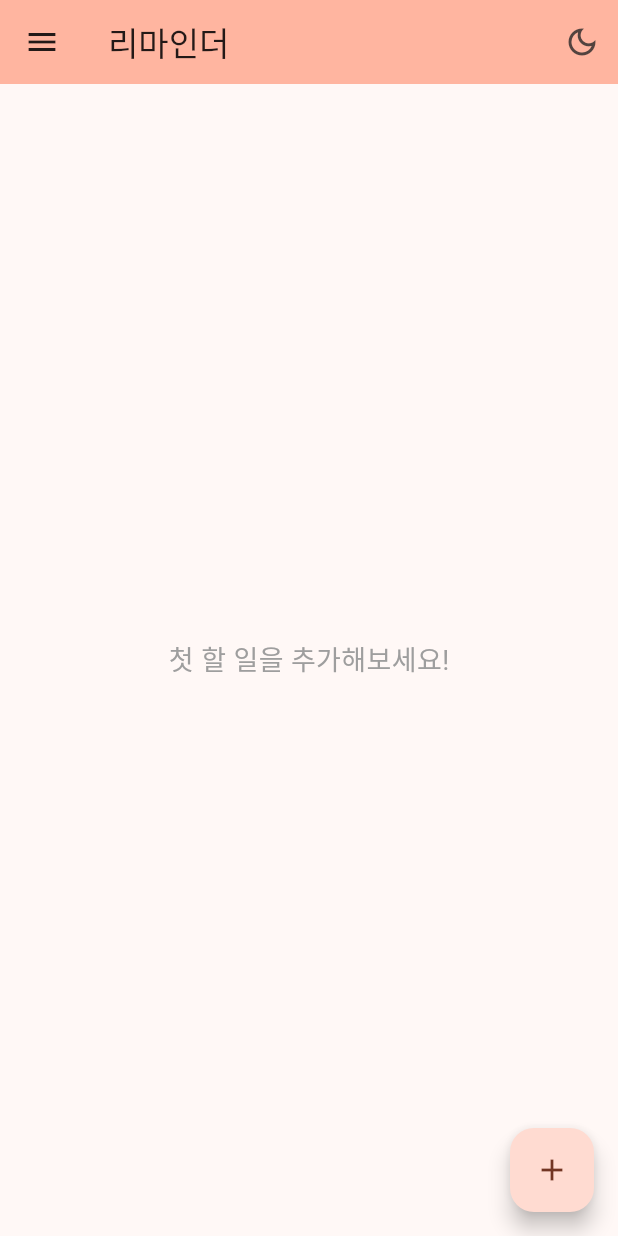
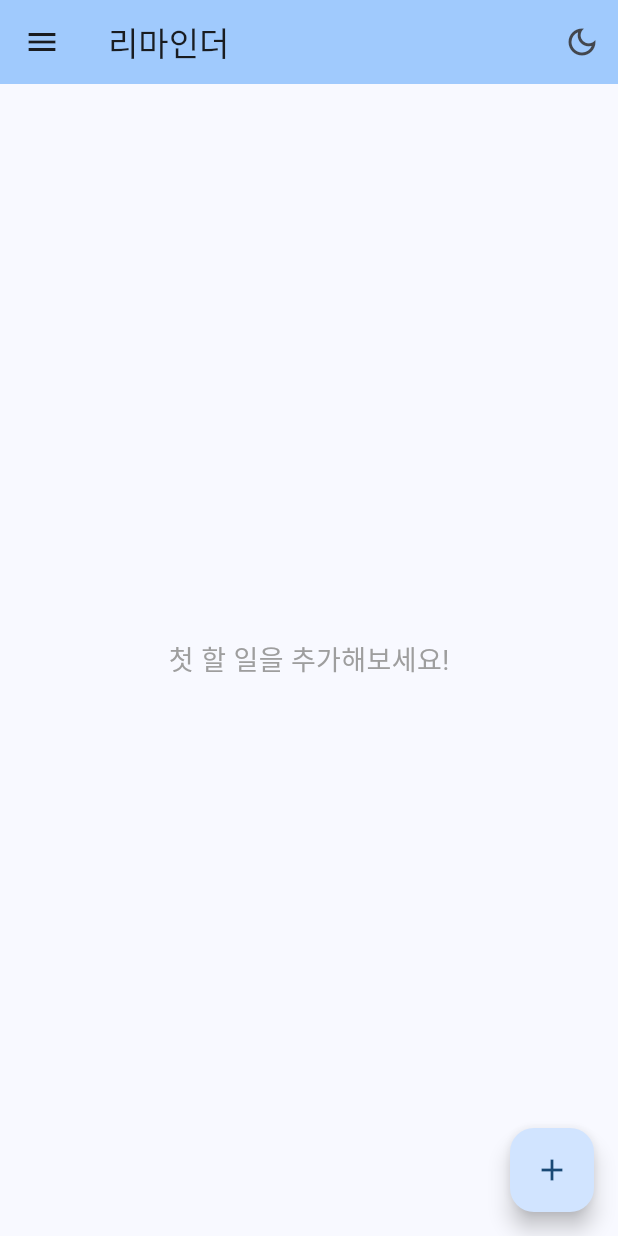
Before and after one commit to izuna69/reminder, a Flutter app: the screen it shows after launch, on a phone screen of 412 x 824 dp. Run offline on Flutter 3.47's test engine with Material 3 defaults, Android fonts, the phone set to English and light mode, and no system bars; our stand-ins replace flutter_local_notifications, flutter_riverpod, flutter_timezone, shared_preferences, timezone; missing offline and left inert: home_widget.

Commit message:
색상 변경

```diff
--- a/lib/main.dart
+++ b/lib/main.dart
@@ -32,14 +32,14 @@ class MyApp extends ConsumerWidget {
       debugShowCheckedModeBanner: false,
       theme: ThemeData(
         colorScheme: ColorScheme.fromSeed(
-          seedColor: Colors.deepOrange,
+          seedColor: Colors.blue,
           brightness: Brightness.light,
         ),
         useMaterial3: true,
       ),
       darkTheme: ThemeData(
         colorScheme: ColorScheme.fromSeed(
-          seedColor: Colors.deepOrange,
+          seedColor: Colors.blue,
           brightness: Brightness.dark,
         ),
         useMaterial3: true,
--- a/lib/screens/home_screen.dart
+++ b/lib/screens/home_screen.dart
@@ -42,7 +42,7 @@ class HomeScreen extends ConsumerWidget {
             const SizedBox(
               height: 65,
               child: DrawerHeader(
-                decoration: BoxDecoration(color: Colors.black12),
+                decoration: BoxDecoration(color: Colors.blueAccent),
                 child: Text("메뉴"),
               ),
             ),
```
